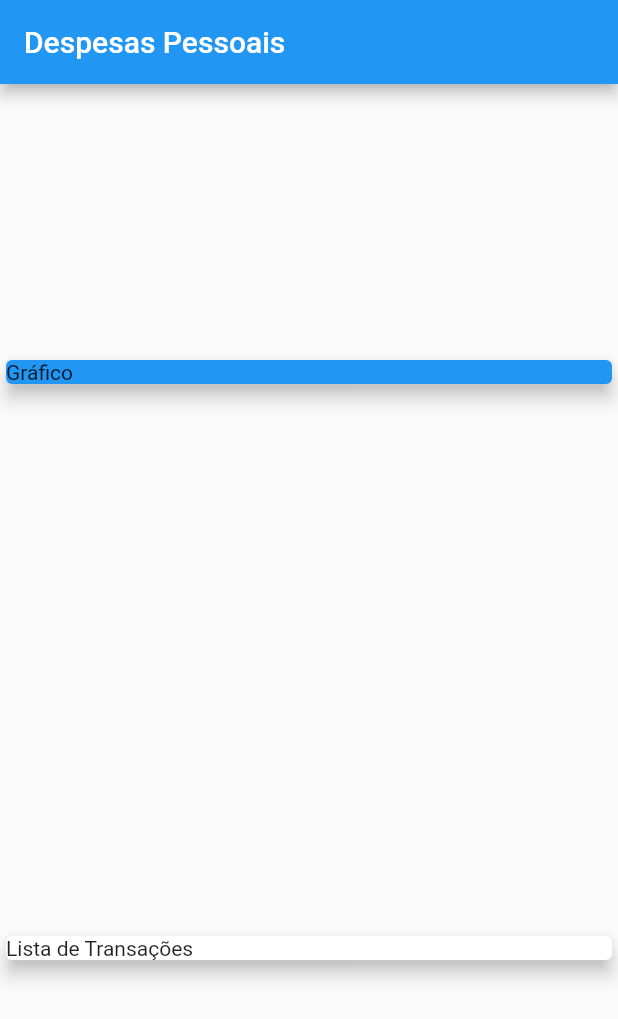
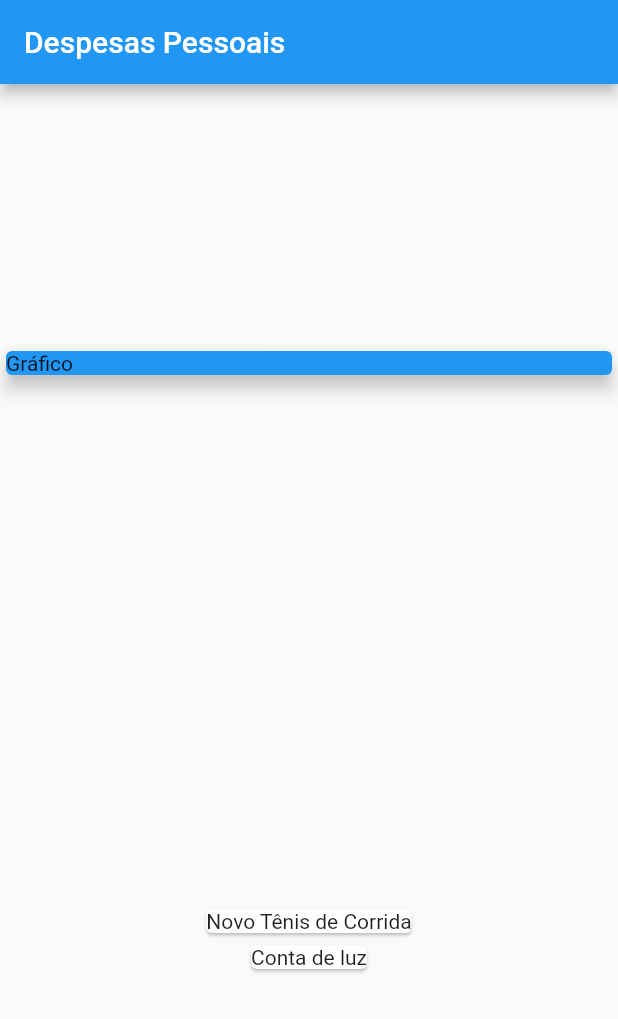
Before and after one commit to renataleite/expenses, a Flutter app: the screen it shows after launch, on a phone screen of 412 x 824 dp. Shown: the top 1019 px of the screen. Run offline on Flutter 3.47's test engine with Material 2 defaults, Android fonts, the phone set to English and light mode, and no system bars.

Commit message:
map data to populate widgets

```diff
--- a/lib/main.dart
+++ b/lib/main.dart
@@ -43,7 +43,13 @@ class MyHomePage extends StatelessWidget {
                 elevation: 5,
               ),
             ),
-            Card(child: Text('Lista de Transações'), elevation: 5)
+            Column(
+              children: _transactions
+                  .map((tr) => Card(
+                        child: Text(tr.title),
+                      ))
+                  .toList(),
+            )
           ]),
     );
   }
```
